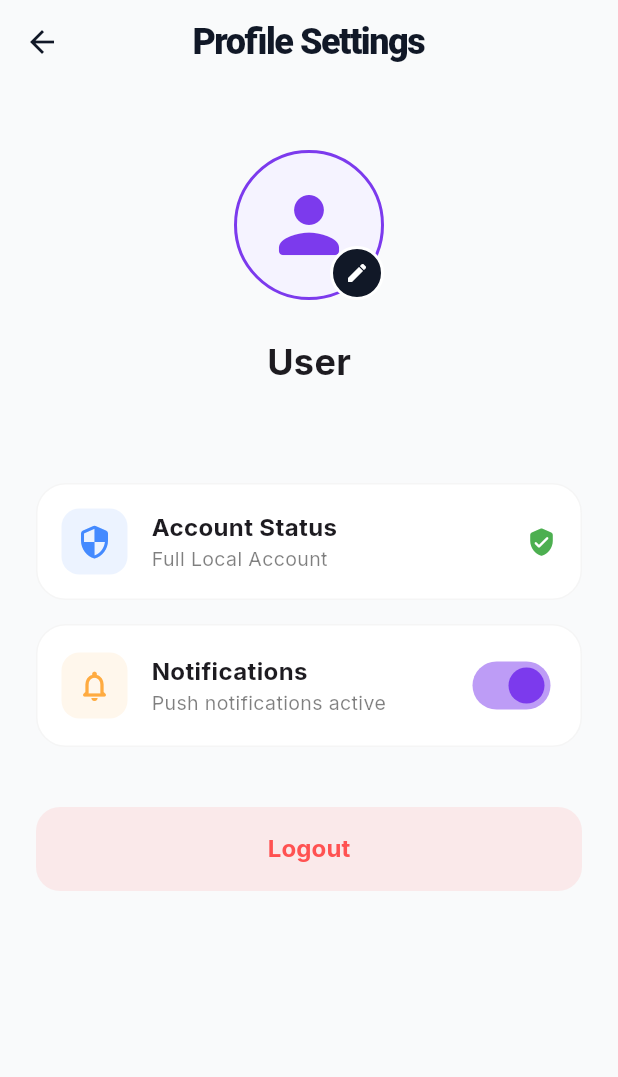
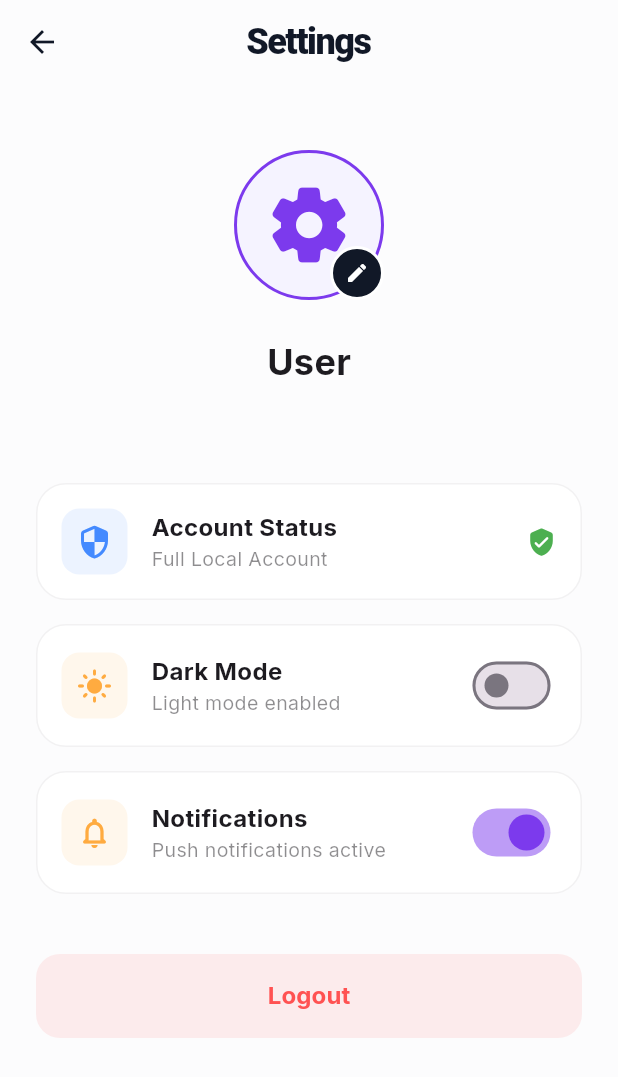
Before and after one commit to ermiyashenok/apps, a Flutter app: the ProfileScreen screen opened directly, on a phone screen of 412 x 824 dp. Shown: the top 1077 px of the screen. Run offline on Flutter 3.47's test engine with Material 3 defaults, Android fonts, the phone set to English and light mode, and no system bars; our stand-ins replace geocoding, geolocator, google_fonts, shared_preferences, table_calendar; accounts and stored records are empty.

Commit message:
dark mode  and some settings change

```diff
--- /dev/null
+++ b/account_manager/lib/providers/theme_provider.dart
@@ -0,0 +1,32 @@
+import 'package:flutter/material.dart';
+import 'package:shared_preferences/shared_preferences.dart';
+
+class ThemeProvider with ChangeNotifier {
+  ThemeMode _themeMode = ThemeMode.light;
+
+  ThemeProvider() {
+    _loadTheme();
+  }
+
+  ThemeMode get themeMode => _themeMode;
+
+  bool get isDarkMode => _themeMode == ThemeMode.dark;
+
+  void toggleTheme(bool isOn) {
+    _themeMode = isOn ? ThemeMode.dark : ThemeMode.light;
+    _saveTheme(isOn);
+    notifyListeners();
+  }
+
+  Future<void> _saveTheme(bool isOn) async {
+    final prefs = await SharedPreferences.getInstance();
+    await prefs.setBool('isDarkMode', isOn);
+  }
+
+  Future<void> _loadTheme() async {
+    final prefs = await SharedPreferences.getInstance();
+    final isDarkMode = prefs.getBool('isDarkMode') ?? false;
+    _themeMode = isDarkMode ? ThemeMode.dark : ThemeMode.light;
+    notifyListeners();
+  }
+}
--- a/account_manager/lib/screens/home_screen.dart
+++ b/account_manager/lib/screens/home_screen.dart
@@ -20,7 +20,7 @@ class HomeScreen extends StatelessWidget {
       backgroundColor: Theme.of(context).scaffoldBackgroundColor,
       appBar: AppBar(
         leading: IconButton(
-          icon: const Icon(Icons.person_outline_rounded),
+          icon: const Icon(Icons.settings_outlined),
           onPressed: () => Navigator.push(
             context,
             MaterialPageRoute(builder: (context) => const ProfileScreen()),
--- a/account_manager/lib/screens/profile_screen.dart
+++ b/account_manager/lib/screens/profile_screen.dart
@@ -1,6 +1,7 @@
 import 'package:flutter/material.dart';
 import 'package:provider/provider.dart';
 import '../providers/auth_provider.dart';
+import '../providers/theme_provider.dart';
 
 class ProfileScreen extends StatelessWidget {
   const ProfileScreen({super.key});
@@ -10,7 +11,7 @@ class ProfileScreen extends StatelessWidget {
     showDialog(
       context: context,
       builder: (context) => AlertDialog(
-        title: const Text('Edit Profile Name'),
+        title: const Text('Edit Name'),
         content: TextField(
           controller: controller,
           decoration: const InputDecoration(hintText: "Enter your name"),
@@ -33,12 +34,13 @@ class ProfileScreen extends StatelessWidget {
   @override
   Widget build(BuildContext context) {
     final authProvider = Provider.of<AuthProvider>(context);
+    final themeProvider = Provider.of<ThemeProvider>(context);
     final theme = Theme.of(context);
 
     return Scaffold(
-      backgroundColor: const Color(0xFFF9FAFB),
+      backgroundColor: theme.scaffoldBackgroundColor,
       appBar: AppBar(
-        title: const Text('Profile Settings', style: TextStyle(fontWeight: FontWeight.w800)),
+        title: const Text('Settings', style: TextStyle(fontWeight: FontWeight.w800)),
         centerTitle: true,
       ),
       body: SingleChildScrollView(
@@ -46,7 +48,7 @@ class ProfileScreen extends StatelessWidget {
         child: Column(
           children: [
             const SizedBox(height: 20),
-            // Avatar with Edit Button
+            // Avatar with Edit Button (Now using Settings Icon)
             Center(
               child: Stack(
                 children: [
@@ -59,7 +61,7 @@ class ProfileScreen extends StatelessWidget {
                       border: Border.all(color: theme.colorScheme.secondary, width: 2),
                     ),
                     child: Icon(
-                      Icons.person_rounded,
+                      Icons.settings_rounded, // Changed to settings icon
                       size: 60,
                       color: theme.colorScheme.secondary,
                     ),
@@ -74,7 +76,7 @@ class ProfileScreen extends StatelessWidget {
                         decoration: BoxDecoration(
                           color: theme.colorScheme.primary,
                           shape: BoxShape.circle,
-                          border: Border.all(color: Colors.white, width: 2),
+                          border: Border.all(color: theme.cardColor, width: 2),
                         ),
                         child: const Icon(Icons.edit_rounded, size: 16, color: Colors.white),
                       ),
@@ -86,17 +88,25 @@ class ProfileScreen extends StatelessWidget {
             const SizedBox(height: 24),
             Text(
               authProvider.displayName ?? 'User',
-              style: const TextStyle(fontSize: 24, fontWeight: FontWeight.bold),
+              style: TextStyle(
+                fontSize: 24,
+                fontWeight: FontWeight.bold,
+                color: theme.colorScheme.onSurface,
+              ),
             ),
             const SizedBox(height: 4),
             Text(
               authProvider.isGuest ? 'Guest User' : (authProvider.userEmail ?? ''),
-              style: TextStyle(color: Colors.black.withValues(alpha: 0.4), fontSize: 14),
+              style: TextStyle(
+                color: theme.colorScheme.onSurface.withValues(alpha: 0.5),
+                fontSize: 14,
+              ),
             ),
             const SizedBox(height: 40),
 
             // Interactive Cards
             _buildActionCard(
+              context: context,
               icon: Icons.security_rounded,
               title: 'Account Status',
               subtitle: authProvider.isGuest ? 'Guest (Limited)' : 'Full Local Account',
@@ -106,7 +116,6 @@ class ProfileScreen extends StatelessWidget {
               color: Colors.blueAccent,
               onTap: () {
                 if (authProvider.isGuest) {
-                  // Show logout/upgrade prompt
                   showDialog(
                     context: context,
                     builder: (context) => AlertDialog(
@@ -116,9 +125,9 @@ class ProfileScreen extends StatelessWidget {
                         TextButton(onPressed: () => Navigator.pop(context), child: const Text('Maybe Later')),
                         ElevatedButton(
                           onPressed: () {
-                            Navigator.pop(context); // Close dialog
+                            Navigator.pop(context);
                             authProvider.logout();
-                            Navigator.pop(context); // Close profile
+                            Navigator.pop(context);
                           },
                           child: const Text('Log Out to Sign Up')
                         ),
@@ -129,7 +138,25 @@ class ProfileScreen extends StatelessWidget {
               },
             ),
             const SizedBox(height: 16),
+
+            // Dark Mode Toggle
             _buildActionCard(
+              context: context,
+              icon: themeProvider.isDarkMode ? Icons.dark_mode_rounded : Icons.light_mode_rounded,
+              title: 'Dark Mode',
+              subtitle: themeProvider.isDarkMode ? 'Dark mode enabled' : 'Light mode enabled',
+              trailing: Switch(
+                value: themeProvider.isDarkMode,
+                onChanged: (val) => themeProvider.toggleTheme(val),
+                activeColor: theme.colorScheme.secondary,
+              ),
+              color: themeProvider.isDarkMode ? Colors.purpleAccent : Colors.orangeAccent,
+              onTap: () => themeProvider.toggleTheme(!themeProvider.isDarkMode),
+            ),
+            const SizedBox(height: 16),
+
+            _buildActionCard(
+              context: context,
               icon: Icons.notifications_none_rounded,
               title: 'Notifications',
               subtitle: authProvider.notificationsEnabled ? 'Push notifications active' : 'Notifications muted',
@@ -170,6 +197,7 @@ class ProfileScreen extends StatelessWidget {
   }
 
   Widget _buildActionCard({
+    required BuildContext context,
     required IconData icon,
     required String title,
     required String subtitle,
@@ -177,14 +205,15 @@ class ProfileScreen extends StatelessWidget {
     required Color color,
     required VoidCallback onTap,
   }) {
+    final theme = Theme.of(context);
     return GestureDetector(
       onTap: onTap,
       child: Container(
         padding: const EdgeInsets.all(16),
         decoration: BoxDecoration(
-          color: Colors.white,
+          color: theme.cardColor,
           borderRadius: BorderRadius.circular(20),
-          border: Border.all(color: Colors.black.withOpacity(0.04)),
+          border: Border.all(color: theme.dividerColor.withValues(alpha: 0.1)),
         ),
         child: Row(
           children: [
@@ -201,8 +230,21 @@ class ProfileScreen extends StatelessWidget {
               child: Column(
                 crossAxisAlignment: CrossAxisAlignment.start,
                 children: [
-                  Text(title, style: const TextStyle(fontWeight: FontWeight.w700, fontSize: 16)),
-                  Text(subtitle, style: TextStyle(color: Colors.black.withValues(alpha: 0.5), fontSize: 13)),
+                  Text(
+                    title,
+                    style: TextStyle(
+                      fontWeight: FontWeight.w700,
+                      fontSize: 16,
+                      color: theme.colorScheme.onSurface,
+                    )
+                  ),
+                  Text(
+                    subtitle,
+                    style: TextStyle(
+                      color: theme.colorScheme.onSurface.withValues(alpha: 0.5),
+                      fontSize: 13,
+                    )
+                  ),
                 ],
               ),
             ),
```
Also changed, not shown: account_manager/lib/main.dart (+31 -0 lines).
